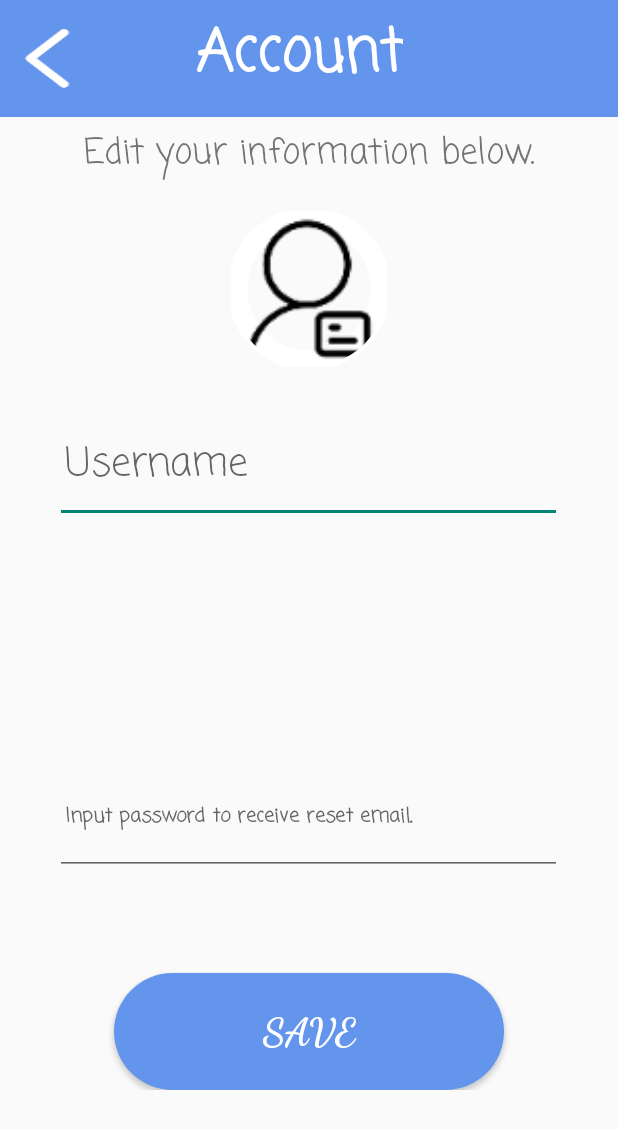
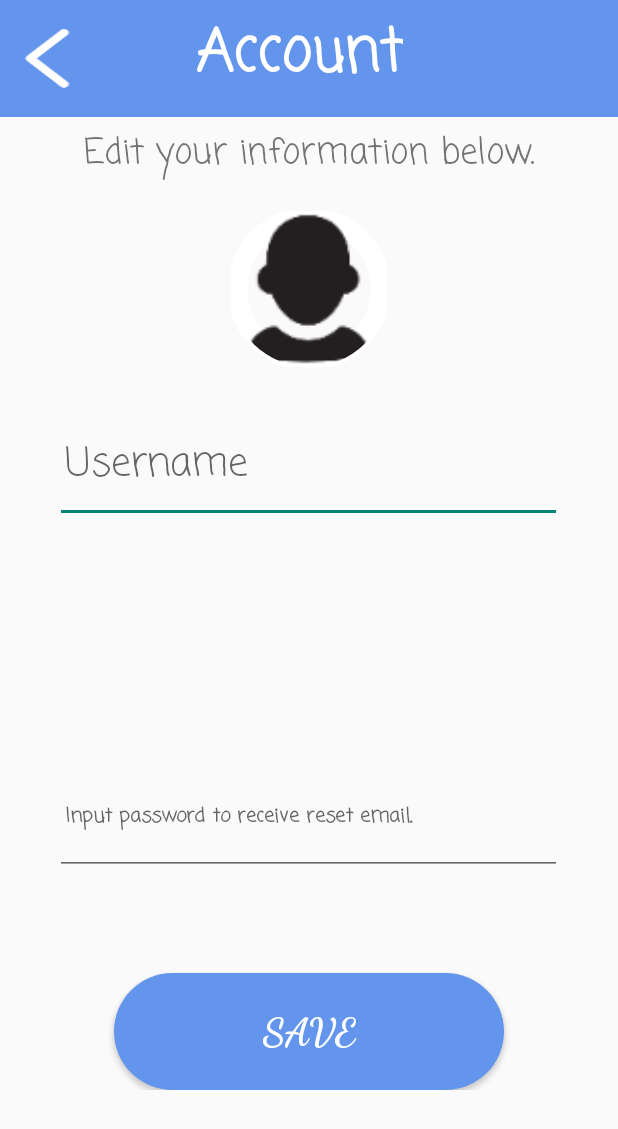
Before and after one commit to yongyanLin/DogFinder, an Android app: the AccountActivity screen opened directly, with no data from a screen before it, on a phone screen of 412 x 824 dp. Shown: the top 1129 px of the screen. Run offline under Robolectric (Android 15) with nearby library versions, the phone set to English and light mode, and no system bars; our stand-ins replace CircleImageView, Firebase (no records; nobody signed in at launch, a user with empty details on screens opened directly), Picasso, sdp/ssp sizes; pictures from the network do not load; 1 statement that could not run was skipped.

Commit message:
fix bugs

```diff
--- a/app/src/main/res/layout/activity_account.xml
+++ b/app/src/main/res/layout/activity_account.xml
@@ -65,7 +65,7 @@
                     android:layout_gravity="center"
                     android:layout_marginTop="@dimen/_10sdp"
                     android:clickable="true"
-                    android:src="@mipmap/profile_light"></de.hdodenhof.circleimageview.CircleImageView>
+                    android:src="@mipmap/profile"></de.hdodenhof.circleimageview.CircleImageView>
 
                 <EditText
                     android:id="@+id/username_field"
```
